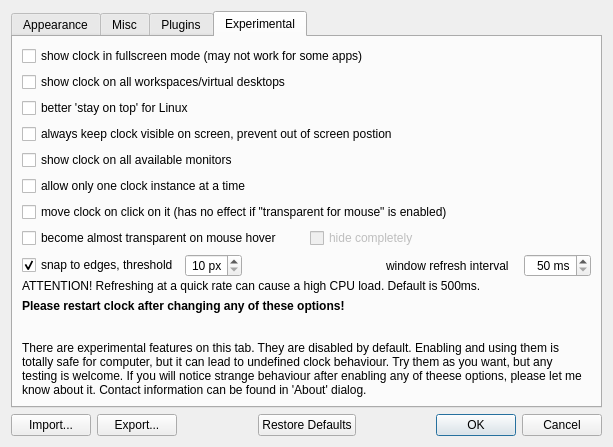
First picture: the form in digital_clock/gui/settings_dialog.ui, repository Kolcha/DigitalClock4, before the edit.
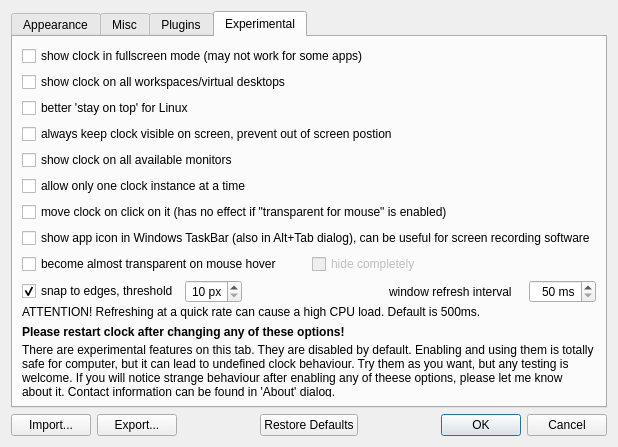
Second picture: the form after the edit. The open tabs and pages were chosen to show the change. Icons and pictures are not drawn. Custom widgets are drawn as their Qt base class.

Commit message: added option to show app icon in Windows TaskBar

Patch:
```diff
--- a/digital_clock/gui/settings_dialog.ui
+++ b/digital_clock/gui/settings_dialog.ui
@@ -873,6 +873,26 @@
        <string>Experimental</string>
       </attribute>
       <layout class="QGridLayout" name="gridLayout_3">
+       <item row="3" column="0" colspan="2">
+        <widget class="QCheckBox" name="keep_always_visible">
+         <property name="text">
+          <string>always keep clock visible on screen, prevent out of screen postion</string>
+         </property>
+        </widget>
+       </item>
+       <item row="10" column="0" colspan="2">
+        <widget class="QLabel" name="restart_warning_label">
+         <property name="font">
+          <font>
+           <weight>75</weight>
+           <bold>true</bold>
+          </font>
+         </property>
+         <property name="text">
+          <string>Please restart clock after changing any of these options!</string>
+         </property>
+        </widget>
+       </item>
        <item row="0" column="0" colspan="2">
         <widget class="QCheckBox" name="show_in_fullscreen">
          <property name="text">
@@ -880,13 +900,6 @@
          </property>
         </widget>
        </item>
-       <item row="1" column="0" colspan="2">
-        <widget class="QCheckBox" name="show_on_all_workspaces">
-         <property name="text">
-          <string>show clock on all workspaces/virtual desktops</string>
-         </property>
-        </widget>
-       </item>
        <item row="2" column="0" colspan="2">
         <widget class="QCheckBox" name="better_stay_on_top">
          <property name="text">
@@ -894,10 +907,27 @@
          </property>
         </widget>
        </item>
-       <item row="3" column="0" colspan="2">
-        <widget class="QCheckBox" name="keep_always_visible">
+       <item row="6" column="0" colspan="2">
+        <widget class="QCheckBox" name="hover_buttons_enabled">
          <property name="text">
-          <string>always keep clock visible on screen, prevent out of screen postion</string>
+          <string>move clock on click on it (has no effect if &quot;transparent for mouse&quot; is enabled)</string>
+         </property>
+        </widget>
+       </item>
+       <item row="8" column="1">
+        <widget class="QCheckBox" name="hide_on_mouse_hover">
+         <property name="enabled">
+          <bool>false</bool>
+         </property>
+         <property name="text">
+          <string>hide completely</string>
+         </property>
+        </widget>
+       </item>
+       <item row="1" column="0" colspan="2">
+        <widget class="QCheckBox" name="show_on_all_workspaces">
+         <property name="text">
+          <string>show clock on all workspaces/virtual desktops</string>
          </property>
         </widget>
        </item>
@@ -915,31 +945,27 @@
          </property>
         </widget>
        </item>
-       <item row="6" column="0" colspan="2">
-        <widget class="QCheckBox" name="hover_buttons_enabled">
-         <property name="text">
-          <string>move clock on click on it (has no effect if &quot;transparent for mouse&quot; is enabled)</string>
-         </property>
-        </widget>
-       </item>
-       <item row="7" column="0">
+       <item row="8" column="0">
         <widget class="QCheckBox" name="transparent_on_hover">
          <property name="text">
           <string>become almost transparent on mouse hover</string>
          </property>
         </widget>
        </item>
-       <item row="7" column="1">
-        <widget class="QCheckBox" name="hide_on_mouse_hover">
-         <property name="enabled">
-          <bool>false</bool>
+       <item row="11" column="0">
+        <spacer name="verticalSpacer">
+         <property name="orientation">
+          <enum>Qt::Vertical</enum>
          </property>
-         <property name="text">
-          <string>hide completely</string>
+         <property name="sizeHint" stdset="0">
+          <size>
+           <width>20</width>
+           <height>155</height>
+          </size>
          </property>
-        </widget>
+        </spacer>
        </item>
-       <item row="8" column="0" colspan="2">
+       <item row="9" column="0" colspan="2">
         <layout class="QGridLayout" name="gridLayout_2">
          <property name="verticalSpacing">
           <number>2</number>
@@ -1024,33 +1050,7 @@
          </item>
         </layout>
        </item>
-       <item row="9" column="0" colspan="2">
-        <widget class="QLabel" name="restart_warning_label">
-         <property name="font">
-          <font>
-           <weight>75</weight>
-           <bold>true</bold>
-          </font>
-         </property>
-         <property name="text">
-          <string>Please restart clock after changing any of these options!</string>
-         </property>
-        </widget>
-       </item>
-       <item row="10" column="0">
-        <spacer name="verticalSpacer">
-         <property name="orientation">
-          <enum>Qt::Vertical</enum>
-         </property>
-         <property name="sizeHint" stdset="0">
-          <size>
-           <width>20</width>
-           <height>155</height>
-          </size>
-         </property>
-        </spacer>
-       </item>
-       <item row="11" column="0" colspan="2">
+       <item row="12" column="0" colspan="2">
         <widget class="QLabel" name="experimental_note_label">
          <property name="text">
           <string>There are experimental features on this tab. They are disabled by default. Enabling and using them is totally safe for computer, but it can lead to undefined clock behaviour. Try them as you want, but any testing is welcome. If you will notice strange behaviour after enabling any of theese options, please let me know about it. Contact information can be found in 'About' dialog.</string>
@@ -1060,6 +1060,13 @@
          </property>
         </widget>
        </item>
+       <item row="7" column="0" colspan="2">
+        <widget class="QCheckBox" name="taskbar_icon_enable">
+         <property name="text">
+          <string>show app icon in Windows TaskBar (also in Alt+Tab dialog), can be useful for screen recording software</string>
+         </property>
+        </widget>
+       </item>
       </layout>
      </widget>
     </widget>
```
The commit also changes 7 other files.
